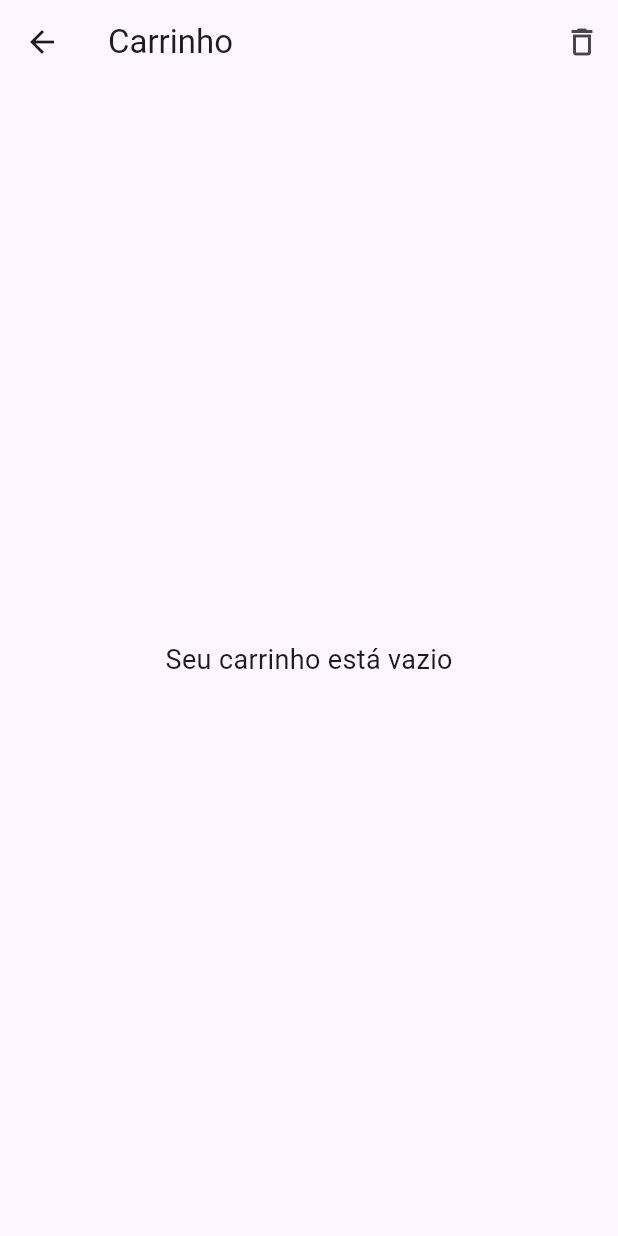
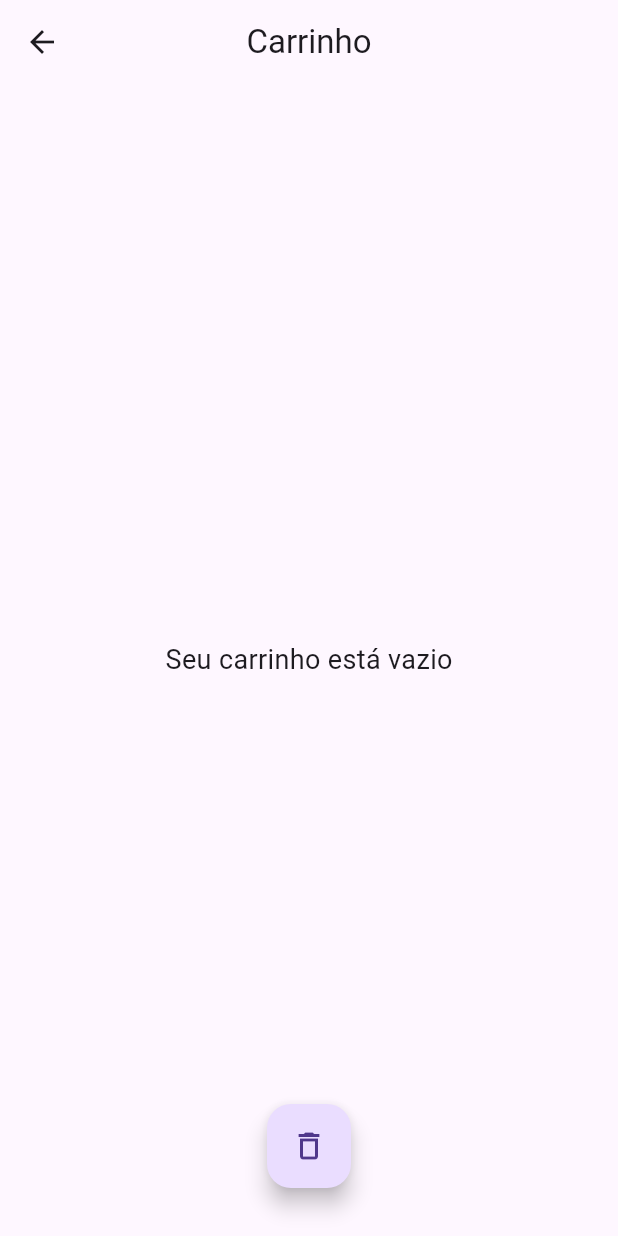
Before and after one commit to rafaelhgreco/Cardapio, a Flutter app: the MenuPage screen opened directly, after a tap on the "shopping cart" icon, on a phone screen of 412 x 824 dp. Run offline on Flutter 3.47's test engine with Material 3 defaults, Android fonts, the phone set to English and light mode, and no system bars.

Commit message:
centralizando icones

```diff
--- a/lib/pages/cart_page.dart
+++ b/lib/pages/cart_page.dart
@@ -11,9 +11,11 @@ class CartPage extends StatelessWidget {
     return Scaffold(
       appBar: AppBar(
         title: const Text('Carrinho'),
-        actions: [
-          IconButton(
-            icon: const Icon(Icons.delete_outline),
+        centerTitle: true,
+      ),
+      floatingActionButton: Container(
+        margin: const EdgeInsets.only(bottom: 16),
+        child: FloatingActionButton(
           onPressed: () {
             showDialog(
               context: context,
@@ -36,9 +38,10 @@ class CartPage extends StatelessWidget {
               ),
             );
           },
+          child: const Icon(Icons.delete_outline),
         ),
-        ],
       ),
+      floatingActionButtonLocation: FloatingActionButtonLocation.centerFloat,
       body: Consumer<CartProvider>(
         builder: (context, cart, child) {
           if (cart.items.isEmpty) {
--- a/lib/pages/menu_page.dart
+++ b/lib/pages/menu_page.dart
@@ -4,6 +4,8 @@ import '../models/product.dart';
 import '../providers/cart_provider.dart';
 import '../widgets/product_card.dart';
 import 'cart_page.dart';
+
+
 
 class MenuPage extends StatelessWidget {
   MenuPage({super.key});
@@ -37,22 +39,25 @@ class MenuPage extends StatelessWidget {
     return Scaffold(
       appBar: AppBar(
         title: const Text('Cardápio'),
-        actions: [
-          Stack(
+        centerTitle: true,
+      ),
+      floatingActionButton: Container(
+        margin: const EdgeInsets.only(bottom: 16),
+        child: Stack(
           alignment: Alignment.center,
           children: [
-              IconButton(
-                icon: const Icon(Icons.shopping_cart),
+            FloatingActionButton(
               onPressed: () {
                 Navigator.push(
                   context,
                   MaterialPageRoute(builder: (context) => const CartPage()),
                 );
               },
+              child: const Icon(Icons.shopping_cart),
             ),
             Positioned(
-                right: 8,
-                top: 8,
+              right: 0,
+              top: 0,
               child: Consumer<CartProvider>(
                 builder: (context, cart, child) => cart.itemCount > 0
                     ? Container(
@@ -79,8 +84,8 @@ class MenuPage extends StatelessWidget {
             ),
           ],
         ),
-        ],
       ),
+      floatingActionButtonLocation: FloatingActionButtonLocation.centerFloat,
       body: ListView.builder(
         padding: const EdgeInsets.all(16),
         itemCount: products.length,
--- a/pubspec.yaml
+++ b/pubspec.yaml
@@ -53,7 +53,9 @@ dev_dependencies:
 
 # The following section is specific to Flutter packages.
 flutter:
-
+  assets:
+    - assets/images
+    - assets/images/fries.png
   # The following line ensures that the Material Icons font is
   # included with your application, so that you can use the icons in
   # the material Icons class.
```
Also changed, not shown: assets/images/fries.png (added). Lines whose indentation alone changed are shown as unchanged.
